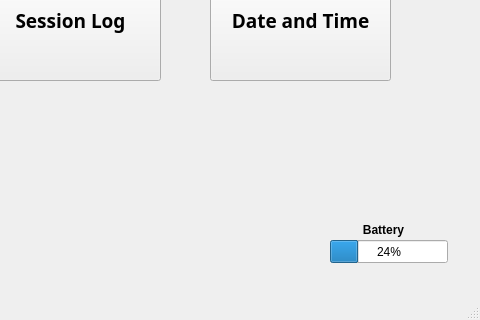
Above: mainmenu.ui from MarioPardo/Neureset_Team20 before the change; both pictures show x 320 to 800 and y 280 to 600 of the 800 by 600 pixel window. Below: the same form after it.
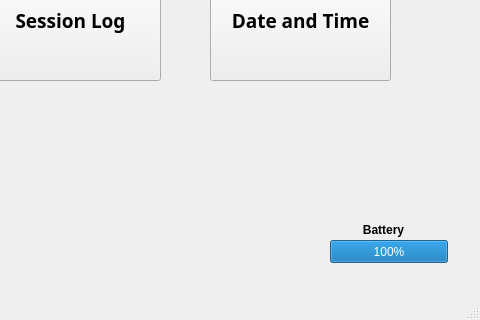
That is the form after the change.

Commit message: battery slider working in session log

```diff
--- a/mainmenu.ui
+++ b/mainmenu.ui
@@ -63,7 +63,7 @@
      </rect>
     </property>
     <property name="value">
-     <number>24</number>
+     <number>100</number>
     </property>
    </widget>
    <widget class="QPushButton" name="newsession_Btn">
```
Left out of the diff: 2 changed lines with no effect on the pictures. The commit also changes 5 other files.
